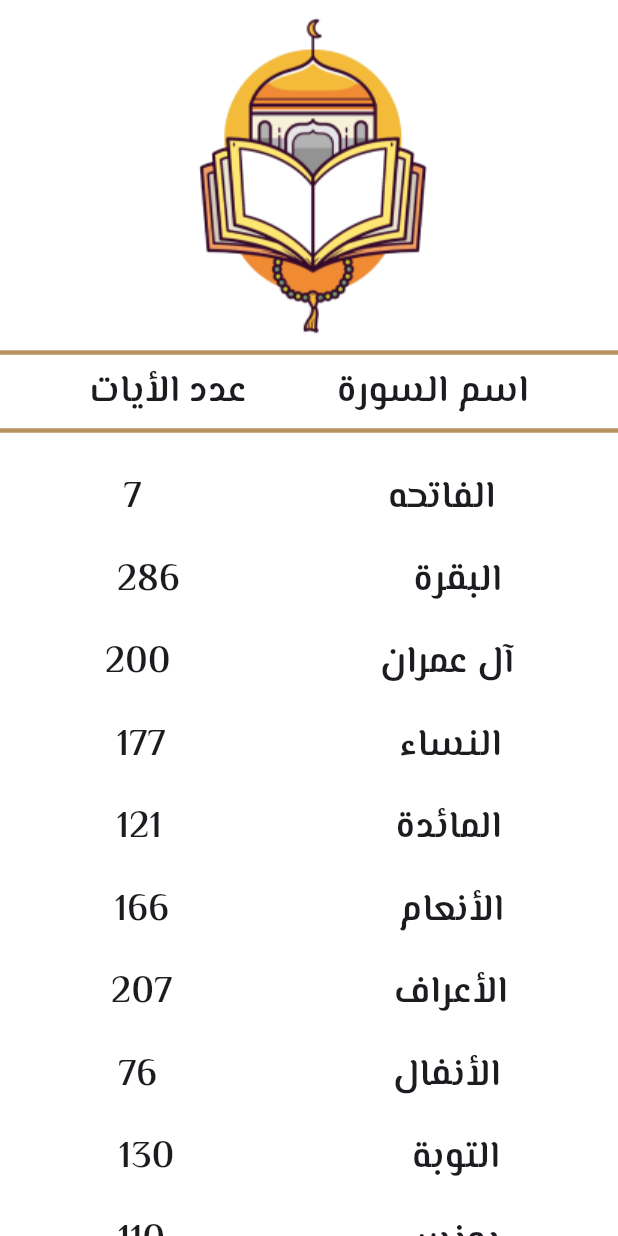
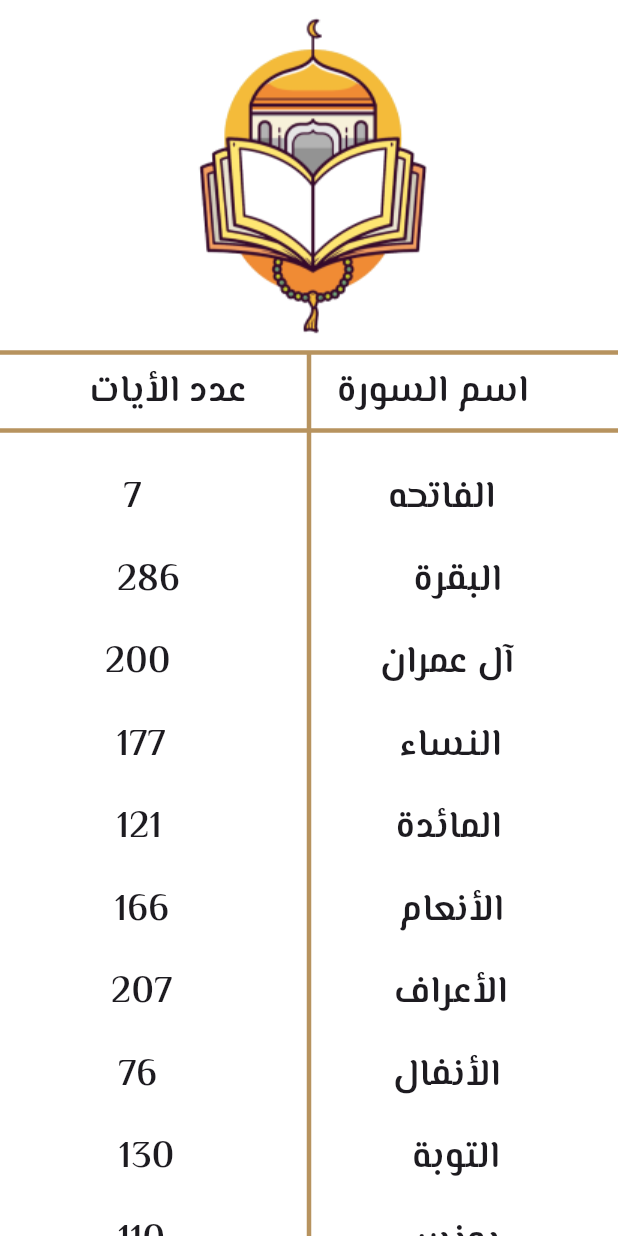
Before and after one commit to mohame12/Islami, a Flutter app: the QoraanVeiw screen opened by its route, on a phone screen of 412 x 824 dp. Run offline on Flutter 3.47's test engine with Material 3 defaults, Android fonts, the phone set to English and light mode, and no system bars; our stand-ins replace bloc, flutter_bloc.

Commit message:
adding virtical divider

```diff
--- a/lib/nav_taps/qoraan_tap.dart
+++ b/lib/nav_taps/qoraan_tap.dart
@@ -34,7 +34,6 @@ class QoraanVeiw extends StatelessWidget {
   builder: (context, state) {
     var cubit=HadethCubit.get(context);
     var h=cubit.ayas;
-    print(h);
     if(state is AyaSuccessdata)
       {
         return Scaffold(
@@ -43,12 +42,21 @@ class QoraanVeiw extends StatelessWidget {
             Column(
               crossAxisAlignment: CrossAxisAlignment.center,
               children: [
-                Image(image: AssetImage('assets/images/Fanos.png')),
-                Divider(
+                const Image(image: AssetImage('assets/images/Fanos.png')),
+
+                Expanded(
+                  child:
+                  Stack(
+                    clipBehavior: Clip.none,
+                    children: [
+
+                        Column(
+                        children: [
+                          const Divider(
                             thickness: 3,
                             color: Color(0xffB7935F),
                           ),
-                Row(
+                          const Row(
                             // mainAxisAlignment: MainAxisAlignment.center,
                             children: [
                               Spacer(flex: 1,),
@@ -61,13 +69,13 @@ class QoraanVeiw extends StatelessWidget {
 
                             ],
                           ),
-                Divider(
+                          const Divider(
                             thickness: 3,
                             color: Color(0xffB7935F),
                           ),
                           Expanded(
                             child: ListView.builder(
-                      physics: BouncingScrollPhysics(),
+                                physics: const BouncingScrollPhysics(),
 
                                 itemBuilder: (context, index) =>
                                     GestureDetector(
@@ -82,11 +90,25 @@ class QoraanVeiw extends StatelessWidget {
                                 itemCount:114 ),
                           )
                         ],
+                      ),
+                      const Center(child: VerticalDivider(color: Color(0xffB7935F),width: 3,thickness: 3,indent: 8,))
+
+
+
+
+
+                  ]),
+                )
+
+
+
+
+              ],
             )
         );
       }
     else{
-      return Center(child: CircularProgressIndicator(color: Colors.orange,));
+      return const Center(child: CircularProgressIndicator(color: Colors.orange,));
     }
   },
 );
--- a/lib/views/home_view.dart
+++ b/lib/views/home_view.dart
@@ -2,6 +2,7 @@ import 'package:flutter/material.dart';
 import 'package:islamic/nav_taps/ahadec_tap.dart';
 
 import 'package:islamic/nav_taps/sebha_tap.dart';
+import 'package:islamic/nav_taps/setting.dart';
 import '../nav_taps/qoraan_tap.dart';
 import '../nav_taps/radio_tap.dart';
 
@@ -20,6 +21,7 @@ class _HomeScreenState extends State<HomeScreen> {
     const SebhaVeiw(),
     const AhadecView(),
      QoraanVeiw(),
+    const Setting(),
   ];
   int index=3;
 
@@ -61,6 +63,7 @@ class _HomeScreenState extends State<HomeScreen> {
               BottomNavigationBarItem(icon: ImageIcon(AssetImage('assets/images/sebha_blue.png')),label:'التسبيح',backgroundColor: Color(0xffB7935F) ),
               BottomNavigationBarItem(icon: ImageIcon(AssetImage('assets/images/quran-quran-svgrepo-com.png')),label:'الأحاديث' ,backgroundColor: Color(0xffB7935F)),
               BottomNavigationBarItem(icon: ImageIcon(AssetImage('assets/images/quran.png'),),label: 'القرأن',backgroundColor: Color(0xffB7935F)),
+              BottomNavigationBarItem(icon: Icon(Icons.settings),label: 'الاعدادات',backgroundColor: Color(0xffB7935F)),
             ]),
 
 
```
Also changed, not shown: lib/nav_taps/setting.dart (added, +55 -0 lines). Lines whose indentation alone changed are shown as unchanged.
